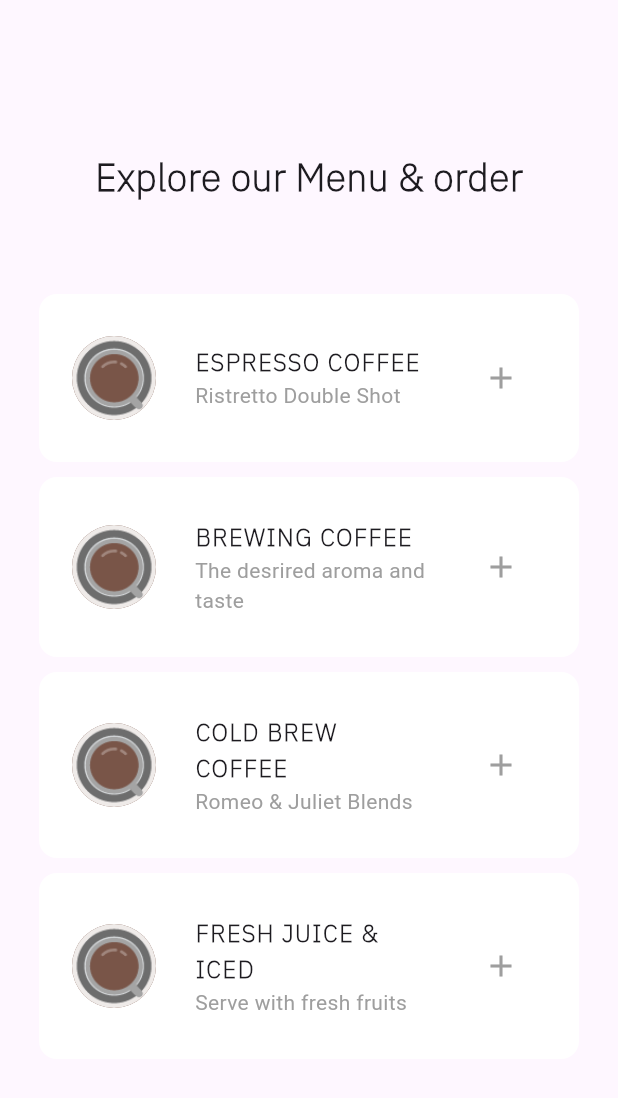
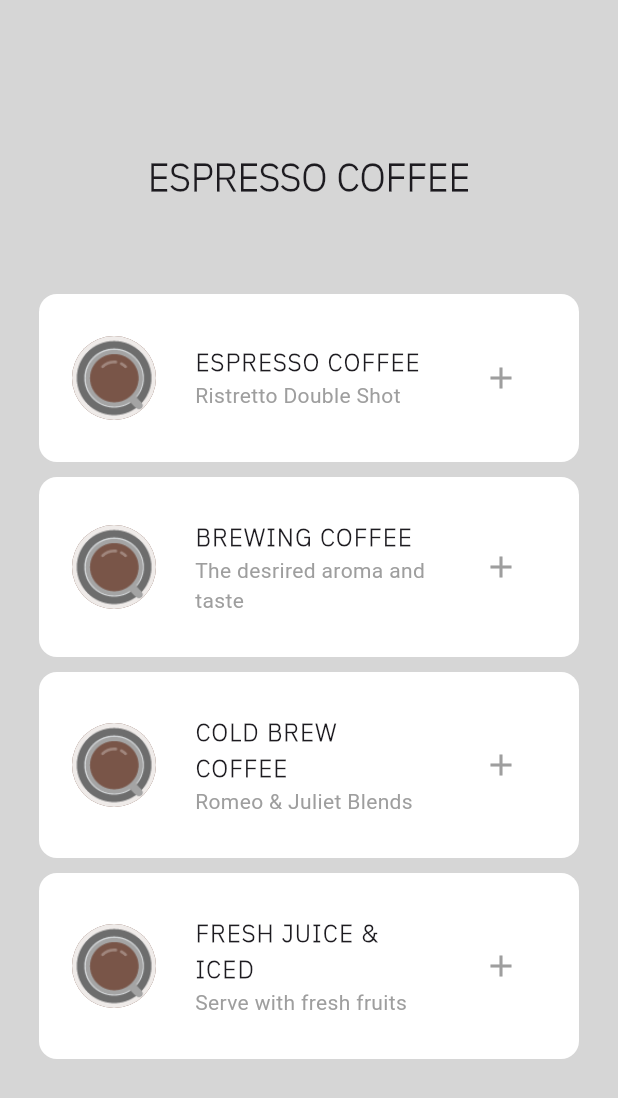
Before and after one commit to daghlas/connect_coffee_heart, a Flutter app: the MenuItemPage screen opened directly, on a phone screen of 412 x 824 dp. Shown: the top 1098 px of the screen. Run offline on Flutter 3.47's test engine with Material 3 defaults, Android fonts, the light colour scheme and no system bars; our stand-ins replace cloud_firestore, firebase_auth, firebase_core, flutter_spinkit, google_nav_bar; accounts and stored records are empty.

Commit message:
menuItemPage

```diff
--- a/lib/models/connect_menu.dart
+++ b/lib/models/connect_menu.dart
@@ -41,6 +41,44 @@ class ConnectMenu extends ChangeNotifier {
     //     imagePath: 'assets/coffee_icon.png'),
   ];
 
+  final List<MenuItems> _espressoCoffeeList = [
+    // Espresso / Espresso Macchiato
+    MenuItems(
+        itemName: 'Espresso / Espresso Macchiato',
+        itemPrice: 'HOT 250',
+        itemImage: 'assets/coffee_icon.png'),
+
+    // Café Latte / Cappuccino
+    MenuItems(
+        itemName: 'Café Latte / Cappuccino',
+        itemPrice: 'HOT 320 | ICED 350',
+        itemImage: 'assets/coffee_icon.png'),
+
+    // Café Mocha
+    MenuItems(
+        itemName: 'Café Mocha',
+        itemPrice: 'HOT 370 | ICED 400',
+        itemImage: 'assets/coffee_icon.png'),
+
+    // Caramel Macchiato
+    MenuItems(
+        itemName: 'Caramel Macchiato',
+        itemPrice: 'HOT 400 | ICED 450',
+        itemImage: 'assets/coffee_icon.png'),
+
+    // // specially brewed tea
+    // Menu(
+    //     name: 'SPECIALLY BREWED TEA',
+    //     description: 'The perfect cup of joy',
+    //     imagePath: 'assets/coffee_icon.png'),
+
+    // // pastry
+    // Menu(
+    //     name: 'PASTRY',
+    //     description: 'Fresh, delicious and healthy',
+    //     imagePath: 'assets/coffee_icon.png'),
+  ];
+
   // user cart
   final List<Menu> _userCart = [];
 
--- a/lib/screens/pages/menu_item_page.dart
+++ b/lib/screens/pages/menu_item_page.dart
@@ -13,21 +13,26 @@ class MenuItemPage extends StatefulWidget {
 
 class _MenuPageState extends State<MenuItemPage> {
   // add item to cart
-  void addToCart(Menu menu) {
-    Provider.of<ConnectMenu>(context, listen: false).addItemToCart(menu);
-  }
+  // void addToCart(Menu menu) {
+  //   Provider.of<ConnectMenu>(context, listen: false).addItemToCart(menu);
+  // }
 
   @override
   Widget build(BuildContext context) {
-    return Consumer<ConnectMenu>(
+    return ChangeNotifierProvider<ConnectMenu>(
+      create: (BuildContext context) => ConnectMenu(),
+      child: Consumer<ConnectMenu>(
         builder: (BuildContext context, ConnectMenu value, Widget? child) =>
             SafeArea(
+          child: Scaffold(
+            body: Container(
+              color: Colors.grey[350],
               child: Padding(
                 padding: const EdgeInsets.fromLTRB(13.0, 100.0, 13.0, 0.0),
                 child: Column(
                   children: [
                     const Text(
-                'Explore our Menu & order',
+                      'ESPRESSO COFFEE',
                       style: TextStyle(
                           fontSize: 25.0,
                           fontWeight: FontWeight.bold,
@@ -49,13 +54,16 @@ class _MenuPageState extends State<MenuItemPage> {
                               menu: menuItem,
                               icon: const Icon(Icons.add),
                               onPressed: () {
-                          addToCart(menuItem);
+                                //addToCart(menuItem);
                                 _showToast(context);
                               },
                             );
                           }),
                     )
                   ],
+                ),
+              ),
+            ),
           ),
         ),
       ),
```
Also changed, not shown: lib/screens/pages/menu_page.dart (+14 -9 lines). Lines whose indentation alone changed are shown as unchanged.
